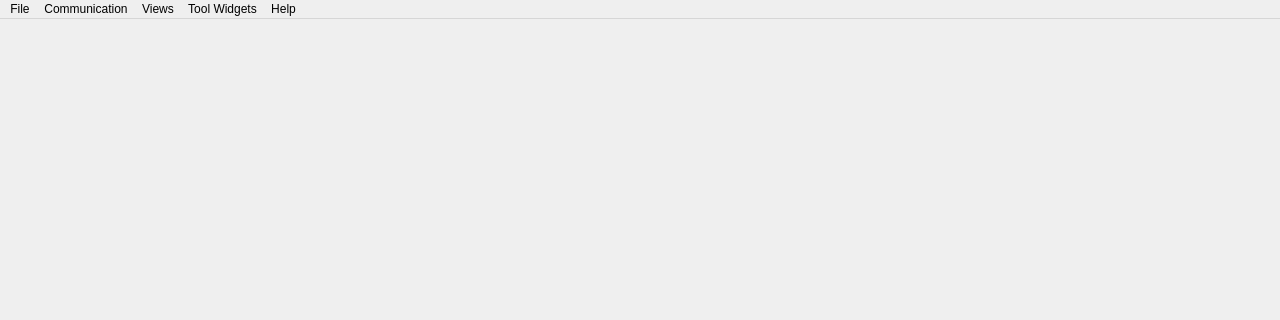
Qt form src/ui/MainWindow.ui (Rouniy/apm_planner) before a commit; both pictures show x 0 to 1280 and y 0 to 320 of the 1280 by 800 pixel window.
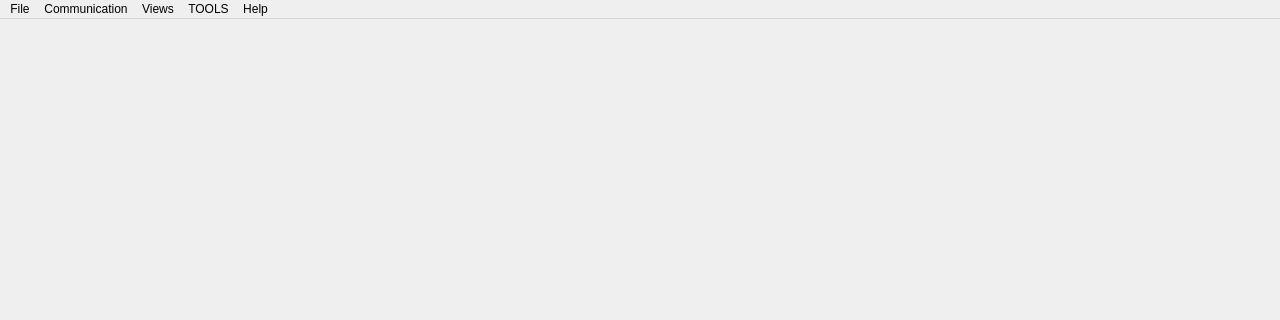
The same form after that commit. Icons and pictures are not drawn.

Commit message: feat: replace empty tool docks with MP10 tool windows

The edit to the form file:
```diff
--- a/src/ui/MainWindow.ui
+++ b/src/ui/MainWindow.ui
@@ -96,7 +96,7 @@
      <bool>true</bool>
     </property>
     <property name="title">
-     <string>Tool Widgets</string>
+     <string>TOOLS</string>
     </property>
     <addaction name="actionNewCustomWidget"/>
     <addaction name="actionLoadCustomWidgetFile"/>
```
The commit also changes 19 other files.
